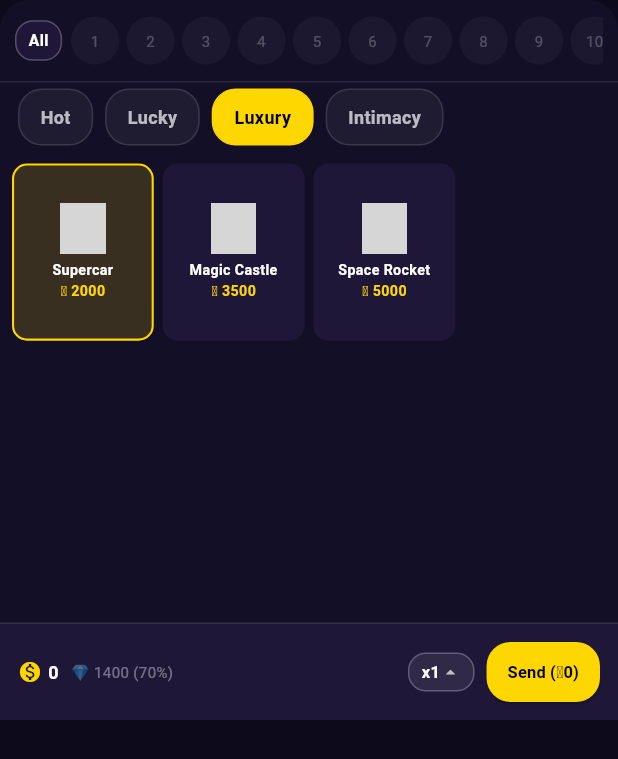
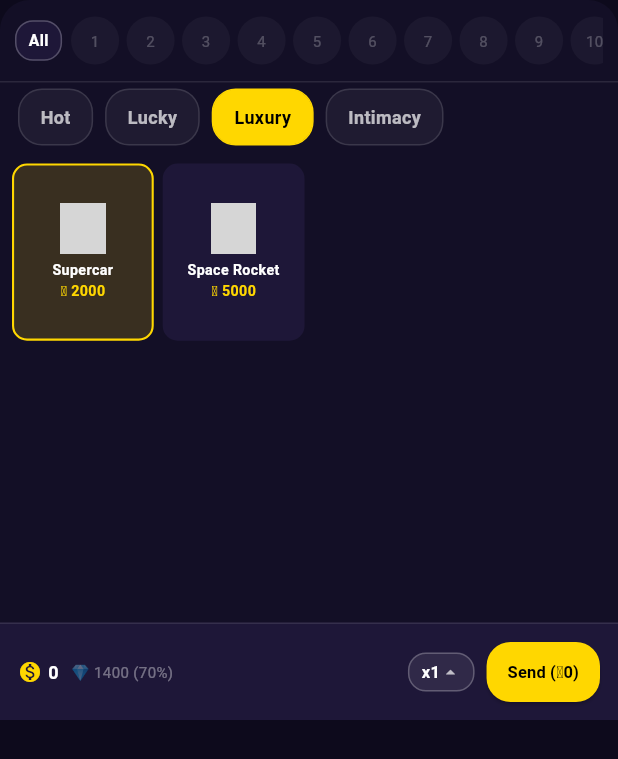
Before and after one commit to mmame6036-cpu/Voice-app, a Flutter app: the GiftDialog widget shown alone on an empty page, opened directly with empty values, after a tap on "Hot", after a tap on "Lucky", after a tap on "Luxury", on a phone screen of 412 x 824 dp. Shown: the top 759 px of the screen. Run offline on Flutter 3.47's test engine with Material 3 defaults, Android fonts, the phone set to English and light mode, and no system bars; our stand-ins replace audioplayers, cloud_firestore, firebase_auth, firebase_core, firebase_storage, google_sign_in and 3 more; missing offline and left inert: agora_rtc_engine, svgaplayer_flutter; accounts and stored records are empty; grey boxes are pictures that could not be loaded.

Commit message:
Update gift_dialog.dart

```diff
--- a/lib/widgets/gift_dialog.dart
+++ b/lib/widgets/gift_dialog.dart
@@ -95,7 +95,7 @@ class _GiftDialogState extends State<GiftDialog> {
     GiftCategory.intimacy,
   ];
 
-  // Gifts matching exact filenames on your GitHub repository
+  // Lucky ስጦታዎች ከትንሹ 10 ጀምሮ እስከ 1000 የተደረደሩ
   final List<GiftItem> _allGifts = const [
     // 1. Hot Category
     GiftItem(
@@ -122,121 +122,177 @@ class _GiftDialogState extends State<GiftDialog> {
       imageAsset: "assets/images/charm_07.webp",
       category: GiftCategory.hot,
     ),
+
+    // 2. Lucky Category (በስልክህ ቴሌግራም ላይ በተላኩት ቅደም ተከተልና ዋጋ)
     GiftItem(
-      id: "golden_key",
-      name: "Golden Key",
+      id: "ke1",
+      name: "ke1",
       icon: "🔑",
-      price: 500,
-      imageAsset: "assets/images/wealth_03.webp",
-      category: GiftCategory.hot,
-    ),
-
-    // 2. Lucky Category (4% Diamond Conversion)
-    GiftItem(
-      id: "crown_sapphire",
-      name: "Crown of sapphire",
-      icon: "👑",
-      price: 1500,
-      imageAsset: "assets/images/Crown of sapphire.jpg",
+      price: 10,
+      imageAsset: "assets/images/ke1.jpg",
       category: GiftCategory.lucky,
     ),
     GiftItem(
-      id: "diamond_dollar",
-      name: "Diamond Dollar",
-      icon: "💲",
-      price: 800,
-      imageAsset: "assets/images/Diamond Dollar.jpg",
-
+      id: "ke2",
+      name: "ke2",
+      icon: "🔑",
+      price: 20,
+      imageAsset: "assets/images/ke2.jpg",
       category: GiftCategory.lucky,
     ),
     GiftItem(
-      id: "diamond_ring",
-      name: "Diamond Ring",
-      icon: "💍",
-      price: 1314,
-      imageAsset: "assets/images/Diamond Ring.jpg",
+      id: "ke3",
+      name: "ke3",
+      icon: "👑",
+      price: 30,
+      imageAsset: "assets/images/ke3.jpg",
       category: GiftCategory.lucky,
     ),
     GiftItem(
-      id: "frost_wolf",
-      name: "Frost Wolf",
-      icon: "🐺",
-      price: 1000,
-      imageAsset: "assets/images/Frost Wolf Frame.jpg",
+      id: "ke4",
+
+name: "ke4",
+      icon: "💎",
+      price: 50,
+      imageAsset: "assets/images/ke4.jpg",
       category: GiftCategory.lucky,
     ),
     GiftItem(
-      id: "lion_whale",
-      name: "Lion & Whale",
-      icon: "🦁",
-      price: 2000,
-      imageAsset: "assets/images/Lion&Whale Emperor.jpg",
+      id: "ke5",
+      name: "ke5",
+      icon: "💠",
+      price: 80,
+      imageAsset: "assets/images/ke5.jpg",
       category: GiftCategory.lucky,
     ),
     GiftItem(
-      id: "ocean_crown",
-      name: "Ocean Crown",
-      icon: "🌊",
-      price: 1200,
-      imageAsset: "assets/images/Ocean Crown Realm.jpg",
+      id: "ke6",
+      name: "ke6",
+      icon: "🪔",
+      price: 100,
+      imageAsset: "assets/images/ke6.jpg",
       category: GiftCategory.lucky,
     ),
     GiftItem(
-      id: "pink_kraken",
-      name: "Pink Kraken",
-      icon: "🐙",
-      price: 1500,
-      imageAsset: "assets/images/Pink Kraken Crown.jpg",
+      id: "ke7",
+      name: "ke7",
+      icon: "💍",
+      price: 150,
+      imageAsset: "assets/images/ke7.jpg",
       category: GiftCategory.lucky,
     ),
     GiftItem(
-      id: "seraphic_angel",
-      name: "Seraphic Angel",
-      icon: "🪽",
-      price: 2500,
-      imageAsset: "assets/images/Seraphic Angel Heart.jpg",
+      id: "ke8",
+      name: "ke8",
+      icon: "💎",
+      price: 200,
+      imageAsset: "assets/images/ke8.jpg",
       category: GiftCategory.lucky,
     ),
     GiftItem(
-      id: "twin_whales",
-      name: "Twin Whales",
-      icon: "🐋",
-      price: 1800,
-      imageAsset: "assets/images/Twin Whales Crown.jpg",
+      id: "ke9",
+      name: "ke9",
+      icon: "👑",
+      price: 250,
+      imageAsset: "assets/images/ke9.jpg",
       category: GiftCategory.lucky,
     ),
     GiftItem(
-      id: "imperial_lions",
-      name: "Imperial Lions",
-      icon: "👑",
-      price: 3000,
-      imageAsset: "assets/images/Imperial Lions Fram.jpg",
+      id: "ke10",
+      name: "ke10",
+      icon: "💠",
+      price: 300,
+      imageAsset: "assets/images/ke10.jpg",
       category: GiftCategory.lucky,
     ),
     GiftItem(
-      id: "king_fox",
-      name: "King Fox",
-      icon: "🦊",
-      price: 2200,
-      imageAsset: "assets/images/King Fox Avarar Frame.jpg",
+      id: "ke11",
+      name: "ke11",
+      icon: "💲",
+      price: 380,
+      imageAsset: "assets/images/ke11.jpg",
+      category: GiftCategory.lucky,
+    ),
+    GiftItem(
+      id: "ke12",
+      name: "ke12",
+      icon: "👑",
+      price: 450,
+      imageAsset: "assets/images/ke12.jpg",
+      category: GiftCategory.lucky,
+    ),
+    GiftItem(
+      id: "ke13",
+      name: "ke13",
+      icon: "🪔",
+      price: 520,
+      imageAsset: "assets/images/ke13.jpg",
+      category: GiftCategory.lucky,
+    ),
+    GiftItem(
+      id: "ke14",
+      name: "ke14",
+      icon: "🌹",
+      price: 600,
+      imageAsset: "assets/images/ke14.jpg",
+      category: GiftCategory.lucky,
+    ),
+    GiftItem(
+      id: "ke15",
+      name: "ke15",
+      icon: "💙",
+      price: 700,
+      imageAsset: "assets/images/ke15.jpg",
+      category: GiftCategory.lucky,
+    ),
+    GiftItem(
+      id: "ke16",
+      name: "ke16",
+      icon: "🐬",
+      price: 800,
+      imageAsset: "assets/images/ke16.jpg",
+      category: GiftCategory.lucky,
+    ),
+    GiftItem(
+      id: "ke17",
+      name: "ke17",
+      icon: "🌸",
+      price: 880,
+      imageAsset: "assets/images/ke17.jpg",
+      category: GiftCategory.lucky,
+    ),
+    GiftItem(
+      id: "ke18",
+      name: "ke18",
+      icon: "⏳",
+      price: 920,
+      imageAsset: "assets/images/ke18.jpg",
+      category: GiftCategory.lucky,
+    ),
+    GiftItem(
+      id: "ke19",
+      name: "ke19",
+      icon: "🦋",
+      price: 960,
+      imageAsset: "assets/images/ke19.jpg",
+      category: GiftCategory.lucky,
+    ),
+    GiftItem(
+      id: "prism_diamond",
+      name: "Prism Diamond",
+      icon: "💎",
+      price: 1000,
+      imageAsset: "assets/images/Prism Diamond.jpg",
       category: GiftCategory.lucky,
     ),
 
-    // 3. Luxury Category (70% Diamond Conversion)
+    // 3. Luxury Category
     GiftItem(
       id: "sportscar",
       name: "Supercar",
       icon: "🏎️",
       price: 2000,
       imageAsset: "assets/images/wealth_03.webp",
-      category: GiftCategory.luxury,
-    ),
-    GiftItem(
-      id: "castle",
-      name: "Magic Castle",
-      icon: "🏰",
-      price: 3500,
-      imageAsset: "assets/images/charm_07.webp",
       category: GiftCategory.luxury,
     ),
     GiftItem(
@@ -291,9 +347,10 @@ category: GiftCategory.lucky,
     super.dispose();
   }
 
+  // የኮይን ድምፅ ማጫወቻ
   void _playCoinSound() {
     try {
-      _audioPlayer.play(AssetSource('audio/coin.mp3'));
+      _audioPlayer.play(AssetSource('sounds/coin.mp3'));
     } catch (_) {}
   }
 
@@ -385,25 +442,28 @@ void _toggleSeat(int seatIndex) {
         }
       }
 
-      // Play coin sound
+      // 1. የኮይን ድምፅ ማጫወት
       _playCoinSound();
 
       final senderRef = FirebaseFirestore.instance.collection('users').doc(_currentUser!.uid);
       final roomRef = FirebaseFirestore.instance.collection('rooms').doc(widget.roomId);
 
       final netDeduction = -totalCost + wonCoins;
+
+      // 2. Wealth EXP ማሳደግ (Level 1-99)
       senderRef.set({
         'coins': FieldValue.increment(netDeduction),
-        'wealthExp': FieldValue.increment(totalCost), // Exp for 1-99 level
+        'wealthExp': FieldValue.increment(totalCost),
       }, SetOptions(merge: true)).catchError((_) {});
 
-      // Diamond calculation: 4% for lucky, 70% for standard
+      // Diamond calculation: 4% for lucky gifts, 70% for standard gifts
       final double hostRate = selectedGift.diamondRate;
       final int diamondsPerRecipient = max(
         1,
         (selectedGift.price * _selectedMultiplier * hostRate).round(),
       );
 
+// 3. Charm EXP ማሳደግ (Level 1-99)
       for (final sIndex in _selectedSeatIndices) {
         final occupant = _userList.firstWhere(
           (u) => u['seatIndex'] == sIndex,
@@ -414,7 +474,7 @@ void _toggleSeat(int seatIndex) {
           if (uid.isNotEmpty) {
             FirebaseFirestore.instance.collection('users').doc(uid).set({
               'diamonds': FieldValue.increment(diamondsPerRecipient),
-              'charmExp': FieldValue.increment(diamondsPerRecipient), // Exp for 1-99 level
+              'charmExp': FieldValue.increment(diamondsPerRecipient),
             }, SetOptions(merge: true)).catchError((_) {});
           }
         }
@@ -525,6 +585,7 @@ final updatedBalance = _coins + netDeduction;
             ),
             child: Row(
               children: [
+
 GestureDetector(
                   onTap: _toggleSelectAll,
                   child: Container(
@@ -610,6 +671,7 @@ final isOccupied = occupant != null;
               itemBuilder: (context, index) {
                 final isSelected = _selectedCategoryIndex == index;
                 return GestureDetector(
+
 onTap: () {
                     setState(() {
                       _selectedCategoryIndex = index;
@@ -646,7 +708,6 @@ final isOccupied = occupant != null;
             child: GridView.builder(
               padding: const EdgeInsets.all(8),
               itemCount: currentGifts.length,
-
               gridDelegate: const SliverGridDelegateWithFixedCrossAxisCount(
                 crossAxisCount: 4,
                 mainAxisSpacing: 6,
@@ -699,6 +760,7 @@ gridDelegate: const SliverGridDelegateWithFixedCrossAxisCount(
                             overflow: TextOverflow.ellipsis,
                             textAlign: TextAlign.center,
                           ),
+
 ),
                         Text(
                           "🪙 ${gift.price}",
@@ -741,7 +803,6 @@ gridDelegate: const SliverGridDelegateWithFixedCrossAxisCount(
                 if (selectedGift != null)
                   Text(
                     "💎 ${(selectedGift.price * _selectedMultiplier * selectedGift.diamondRate).round()} (${selectedGift.isLucky ? '4%' : '70%'})",
-
                     style: const TextStyle(color: Colors.white38, fontSize: 10),
                   ),
                 const Spacer(),
@@ -791,6 +852,7 @@ style: const TextStyle(color: Colors.white38, fontSize: 10),
                     foregroundColor: Colors.black,
                     padding: const EdgeInsets.symmetric(horizontal: 14, vertical: 8),
                     shape: RoundedRectangleBorder(borderRadius: BorderRadius.circular(16)),
+
 ),
                   onPressed: _isSending ? null : _sendGift,
                   child: _isSending
```
Lines whose indentation alone changed are shown as unchanged.
